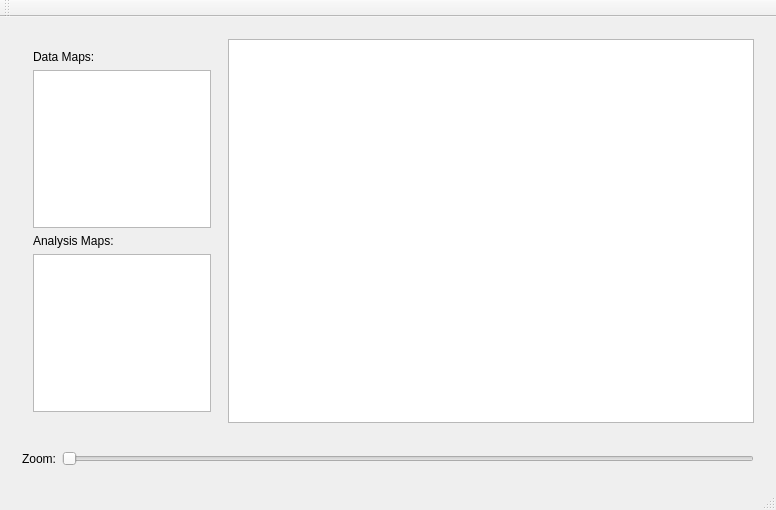
Old version of the form forms/MainWindow.ui in the repository dankrusi/optimal-lunar-landing-analysis.
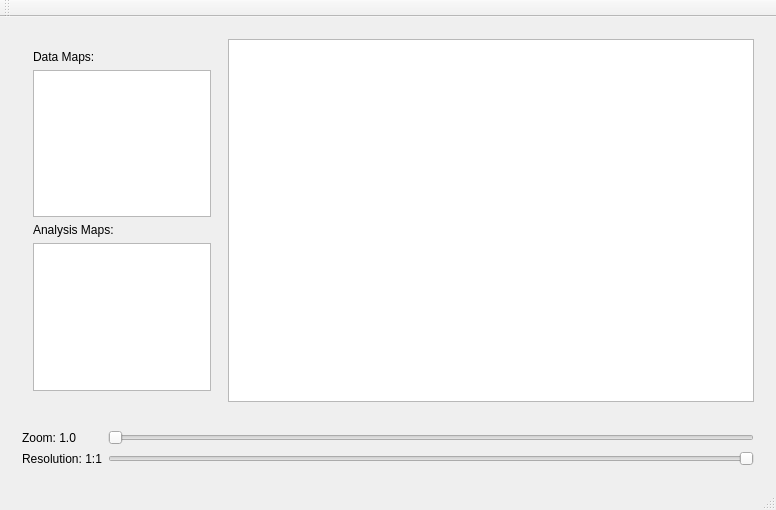
New version of the form.

Commit message: Added working resolution feature to core and GUI.

The edit to the form file:
```diff
--- a/forms/MainWindow.ui
+++ b/forms/MainWindow.ui
@@ -77,21 +77,56 @@
     </item>
     <item>
      <widget class="QWidget" name="widget" native="true">
-      <layout class="QHBoxLayout" name="horizontalLayout">
-       <item>
-        <widget class="QLabel" name="label">
+      <layout class="QFormLayout" name="formLayout">
+       <item row="0" column="0">
+        <widget class="QLabel" name="zoomLabel">
          <property name="text">
-          <string>Zoom:</string>
+          <string>Zoom: 1.0</string>
          </property>
         </widget>
        </item>
-       <item>
+       <item row="0" column="1">
         <widget class="QSlider" name="zoomSlider">
          <property name="orientation">
           <enum>Qt::Horizontal</enum>
          </property>
         </widget>
        </item>
+       <item row="1" column="0">
+        <widget class="QLabel" name="resolutionLabel">
+         <property name="text">
+          <string>Resolution: 1:1</string>
+         </property>
+        </widget>
+       </item>
+       <item row="1" column="1">
+        <widget class="QSlider" name="resolutionSlider">
+         <property name="minimum">
+          <number>0</number>
+         </property>
+         <property name="maximum">
+          <number>64</number>
+         </property>
+         <property name="singleStep">
+          <number>1</number>
+         </property>
+         <property name="pageStep">
+          <number>1</number>
+         </property>
+         <property name="value">
+          <number>0</number>
+         </property>
+         <property name="orientation">
+          <enum>Qt::Horizontal</enum>
+         </property>
+         <property name="invertedAppearance">
+          <bool>true</bool>
+         </property>
+         <property name="invertedControls">
+          <bool>false</bool>
+         </property>
+        </widget>
+       </item>
       </layout>
      </widget>
     </item>
```
The commit also changes 6 other files.
